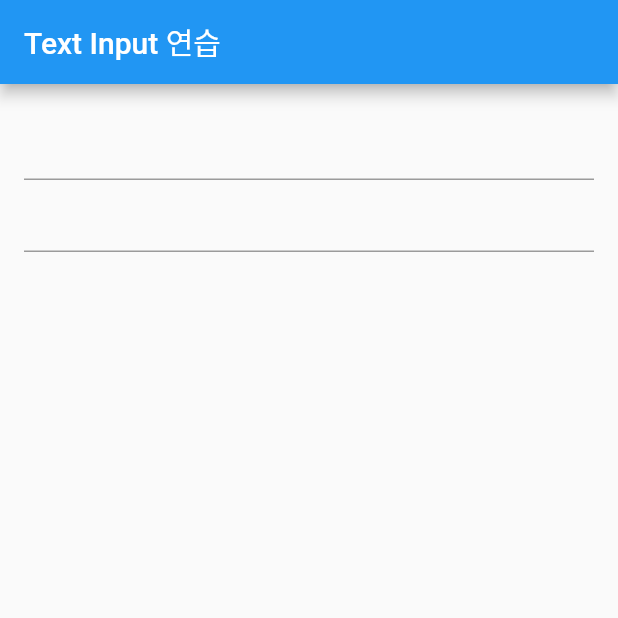
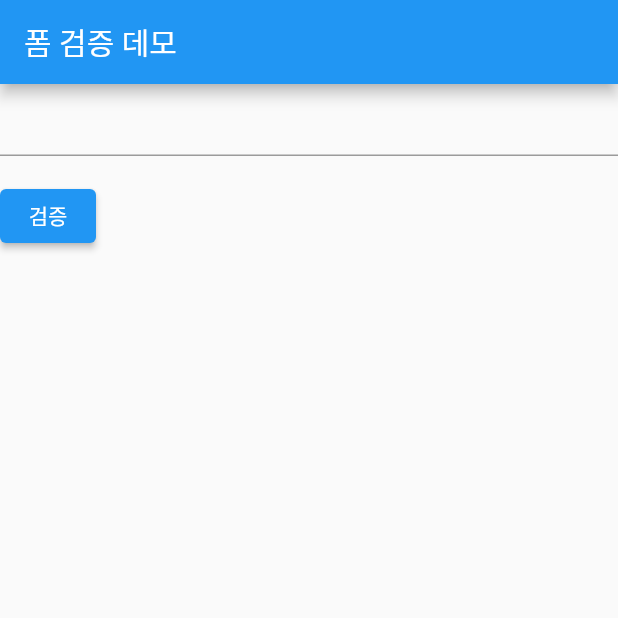
Before and after one commit to kopro-ov/TIL, a Flutter app: the screen it shows after launch, on a phone screen of 412 x 824 dp, the top half of it. Run offline on Flutter 3.47's test engine with Material 2 defaults, Android fonts, the phone set to English and light mode, and no system bars; our stand-ins replace carousel_slider.

Commit message:
Feat 폼의 입력값 검증하기
1. TextFormField위젯의 validator프로퍼티를 활용한 검증
2. Form위젯에는 유니크한 키를 지정
3. 유니크한 키를 GlobalKey<FromState>인스턴스 키를 사용
4. validator프로퍼티에 검증 기능 추가
5. _formKey.currentState!.validate()로 폼 검증 수행
6. 검증이 완료하면 SnackBar 로 하단에 검증 완료 메시지 표시

```diff
--- a/framework/flutter/project/obesity_calculator/lib/main.dart
+++ b/framework/flutter/project/obesity_calculator/lib/main.dart
@@ -9,20 +9,16 @@ class MyApp extends StatelessWidget {
   @override
   Widget build(BuildContext context) {
     return MaterialApp(
-      title: 'Flutter Demo',
+      title: '폼 검증 데모',
       theme: ThemeData(
-        // This is the theme of your application.
-        //
-        // Try running your application with "flutter run". You'll see the
-        // application has a blue toolbar. Then, without quitting the app, try
-        // changing the primarySwatch below to Colors.green and then invoke
-        // "hot reload" (press "r" in the console where you ran "flutter run",
-        // or simply save your changes to "hot reload" in a Flutter IDE).
-        // Notice that the counter didn't reset back to zero; the application
-        // is not restarted.
         primarySwatch: Colors.blue,
       ),
-      home: MyCustomForm(),
+      home: Scaffold(
+        appBar: AppBar(
+          title: Text('폼 검증 데모'),
+        ),
+        body: MyCustomForm(),
+      ),
     );
   }
 }
@@ -35,50 +31,40 @@ class MyCustomForm extends StatefulWidget {
 }
 
 class _MyCustomFormState extends State<MyCustomForm> {
-  //TextField의 현잿값을 얻는 데필요
-  final myController = TextEditingController();
-
-  @override
-  void initState() {
-    super.initState();
-
-    //addListener로 상태를 모니터링 할 수 있음.
-    myController.addListener(_printLatesValue);
-  }
-
-  @override
-  void dispose() {
-    //화면이 종료될 때는 반드시 위젯 트리에서 컨트롤러를 해제해야한다.
-    myController.dispose();
-    super.dispose();
-  }
-
-  _printLatesValue() {
-    //컨트롤러의 text 프로퍼티로 연결된 TextField에 입력값을 얻음.
-    print('두 번째 text field: ${myController.text}');
-  }
+  //Form 위젯에 유니크한 키갑을 부여하고 검증시 사용
+  final _formKey = GlobalKey<FormState>();
 
   @override
   Widget build(BuildContext context) {
-    return Scaffold(
-      appBar: AppBar(
-        title: Text('Text Input 연습'),
-      ),
-      body: Padding(
-        padding: const EdgeInsets.all(16.0),
+    return Form(
+        key: _formKey,
         child: Column(
+          crossAxisAlignment: CrossAxisAlignment.start,
           children: <Widget>[
-            TextField(
-              onChanged: (text) {
-                print('첫 번째 Text field: $text');
+            TextFormField(
+              validator: (String? value) {
+                //그냥 value.isEmpty하면 > The property 'isEmpty" can't be unconditionally accessed because the receiver can be 'null'
+                if (value!.isEmpty) {
+                  return '글자를 입력하세요';
+                }
+                return null;
               },
             ),
-            TextField(
-              controller: myController,
-            ),
+            Padding(
+              padding: const EdgeInsets.symmetric(vertical: 16.0),
+              child: ElevatedButton(
+                onPressed: () {
+                  //폼을 검증하여 통과하면 true 실패하면 false
+                  if (_formKey.currentState!.validate()) {
+                    //검증이 통과하면 스낵바 표시
+                    ScaffoldMessenger.of(context)
+                        .showSnackBar(SnackBar(content: Text('검증 완료')));
+                  }
+                },
+                child: Text('검증'),
+              ),
+            )
           ],
-        ),
-      ),
-    );
+        ));
   }
 }
```
